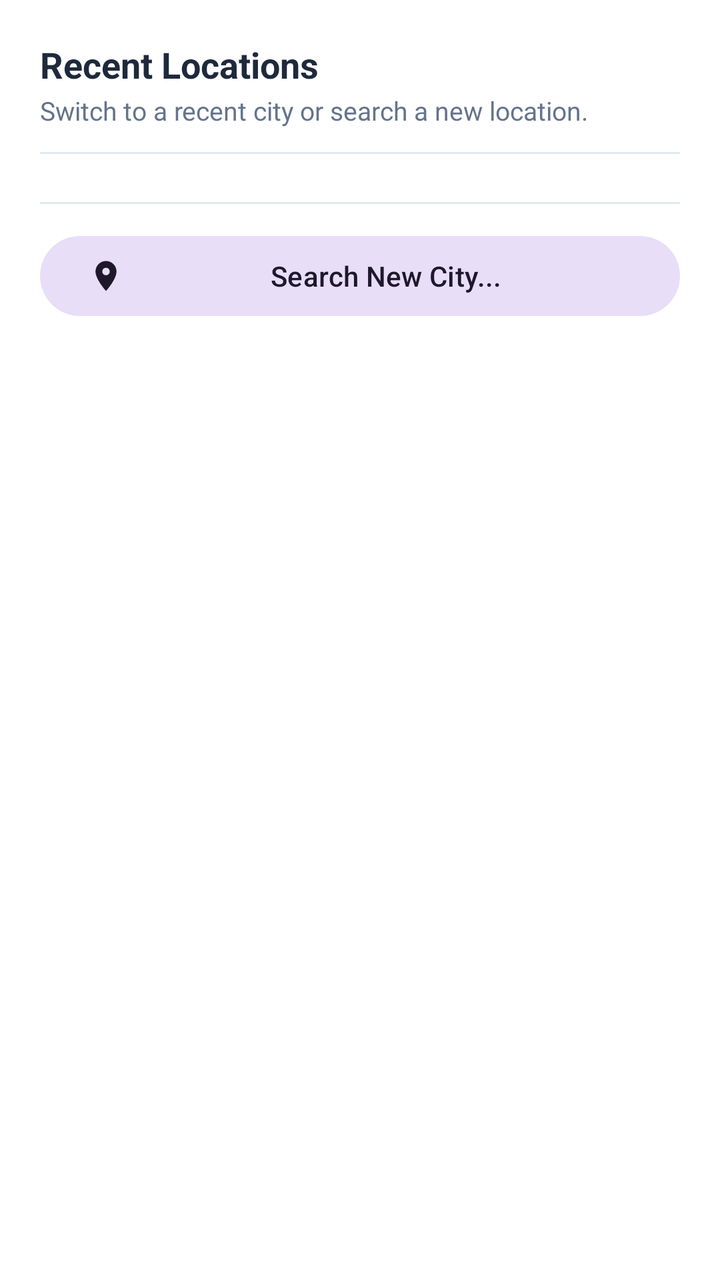
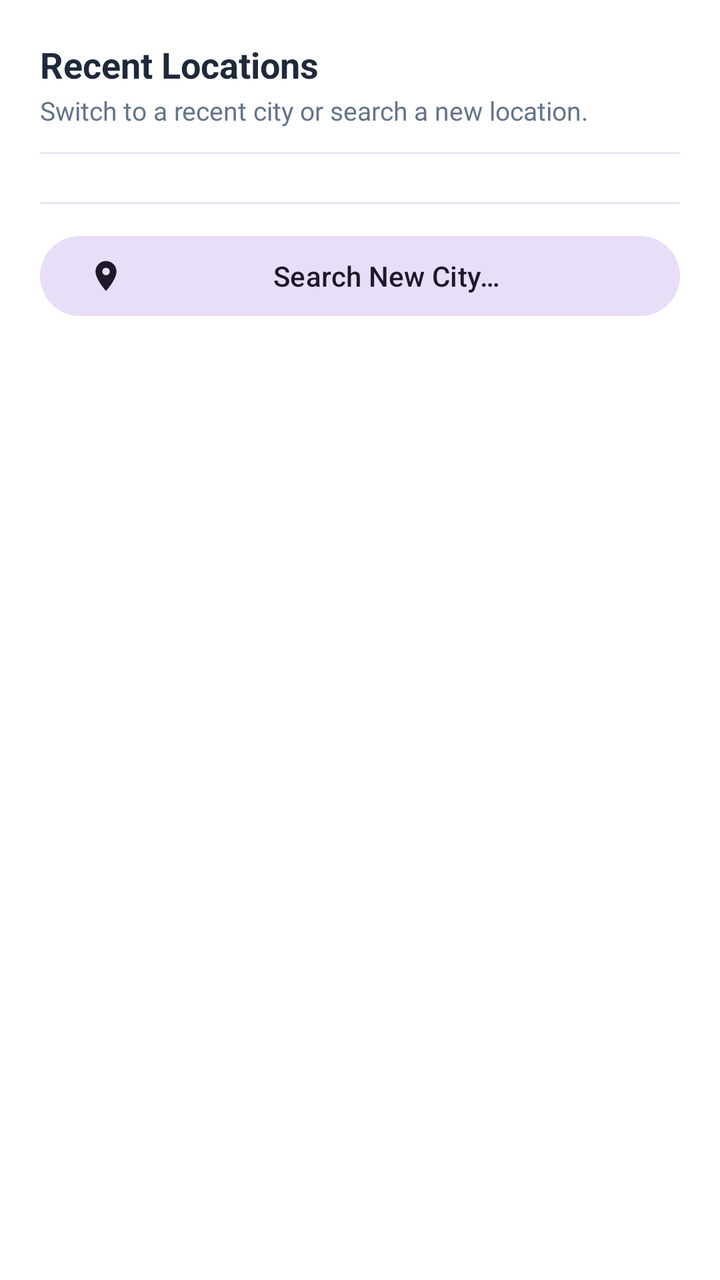

The first picture is an Android layout as it rendered before a commit; the second is the same layout after the commit. The layout source and the unified diff follow.
<!-- AndroidManifest.xml: application theme Theme.WeatherAPP -->
<!-- res/layout/dialog_recent_locations.xml -->
<?xml version="1.0" encoding="utf-8"?>
<LinearLayout xmlns:android="http://schemas.android.com/apk/res/android"
    xmlns:app="http://schemas.android.com/apk/res-auto"
    xmlns:tools="http://schemas.android.com/tools"
    android:id="@+id/layoutRecentRoot"
    android:layout_width="match_parent"
    android:layout_height="wrap_content"
    android:background="@color/surface_card"
    android:orientation="vertical"
    android:padding="20dp">

    <TextView
        android:id="@+id/tvRecentTitle"
        android:layout_width="wrap_content"
        android:layout_height="wrap_content"
        android:text="Recent Locations"
        android:textColor="@color/text_primary"
        android:textSize="18sp"
        android:textStyle="bold" />

    <TextView
        android:id="@+id/tvRecentDesc"
        android:layout_width="wrap_content"
        android:layout_height="wrap_content"
        android:layout_marginTop="2dp"
        android:text="Switch to a recent city or search a new location."
        android:textColor="@color/text_secondary"
        android:textSize="13sp" />

    <View
        android:id="@+id/divider1"
        android:layout_width="match_parent"
        android:layout_height="1dp"
        android:layout_marginVertical="12dp"
        android:background="@color/divider_color" />

    
    <LinearLayout
        android:id="@+id/layoutRecentList"
        android:layout_width="match_parent"
        android:layout_height="wrap_content"
        android:orientation="vertical" />

    <View
        android:id="@+id/divider2"
        android:layout_width="match_parent"
        android:layout_height="1dp"
        android:layout_marginVertical="12dp"
        android:background="@color/divider_color" />

    
    <com.google.android.material.button.MaterialButton
        android:id="@+id/btnSearchNewCity"
        style="@style/Widget.Material3.Button.TonalButton"
        android:layout_width="match_parent"
        android:layout_height="wrap_content"
        android:text="Search New City..."
        app:icon="@drawable/ic_location_pin" />

</LinearLayout>
<!-- resources referenced by this layout -->
<resources>
  <color name="divider_color">#E2E8F0</color>
  <color name="surface_card">#FFFFFF</color>
  <color name="text_primary">#1E293B</color>
  <color name="text_secondary">#64748B</color>
  <!-- drawable ic_location_pin (drawable) -->
  <vector xmlns:android="http://schemas.android.com/apk/res/android"
      android:width="24dp"
      android:height="24dp"
      android:viewportWidth="24"
      android:viewportHeight="24">
    <path
        android:fillColor="#FF1E88E5"
        android:pathData="M12,2C8.13,2 5,5.13 5,9c0,5.25 7,13 7,13s7,-7.75 7,-13c0,-3.87 -3.13,-7 -7,-7zM12,11.5c-1.38,0 -2.5,-1.12 -2.5,-2.5s1.12,-2.5 2.5,-2.5 2.5,1.12 2.5,2.5 -1.12,2.5 -2.5,2.5z"/>
  </vector>
  <style name="Theme.WeatherAPP" parent="Base.Theme.WeatherAPP" />
  <style name="Base.Theme.WeatherAPP" parent="Theme.Material3.DayNight.NoActionBar">
          <item name="android:statusBarColor">@color/surface_card</item>
          <item name="android:windowLightStatusBar">true</item>
      </style>
</resources>

<!-- the commit's change to res/layout/dialog_recent_locations.xml (unified diff, before → after) -->
@@ -13,7 +13,7 @@
         android:id="@+id/tvRecentTitle"
         android:layout_width="wrap_content"
         android:layout_height="wrap_content"
-        android:text="Recent Locations"
+        android:text="@string/title_recent_locations"
         android:textColor="@color/text_primary"
         android:textSize="18sp"
         android:textStyle="bold" />
@@ -23,7 +23,7 @@
         android:layout_width="wrap_content"
         android:layout_height="wrap_content"
         android:layout_marginTop="2dp"
-        android:text="Switch to a recent city or search a new location."
+        android:text="@string/desc_recent_locations"
         android:textColor="@color/text_secondary"
         android:textSize="13sp" />
 
@@ -54,7 +54,7 @@
         style="@style/Widget.Material3.Button.TonalButton"
         android:layout_width="match_parent"
         android:layout_height="wrap_content"
-        android:text="Search New City..."
+        android:text="@string/btn_search_new_city"
         app:icon="@drawable/ic_location_pin" />
 
 </LinearLayout>
<!-- resource entries referenced after the edit -->
@@ -14,6 +14,9 @@
         android:fillColor="#FF1E88E5"
         android:pathData="M12,2C8.13,2 5,5.13 5,9c0,5.25 7,13 7,13s7,-7.75 7,-13c0,-3.87 -3.13,-7 -7,-7zM12,11.5c-1.38,0 -2.5,-1.12 -2.5,-2.5s1.12,-2.5 2.5,-2.5 2.5,1.12 2.5,2.5 -1.12,2.5 -2.5,2.5z"/>
   </vector>
+  <string name="btn_search_new_city">Search New City…</string>
+  <string name="desc_recent_locations">Switch to a recent city or search a new location.</string>
+  <string name="title_recent_locations">Recent Locations</string>
   <style name="Theme.WeatherAPP" parent="Base.Theme.WeatherAPP" />
   <style name="Base.Theme.WeatherAPP" parent="Theme.Material3.DayNight.NoActionBar">
           <item name="android:statusBarColor">@color/surface_card</item>
